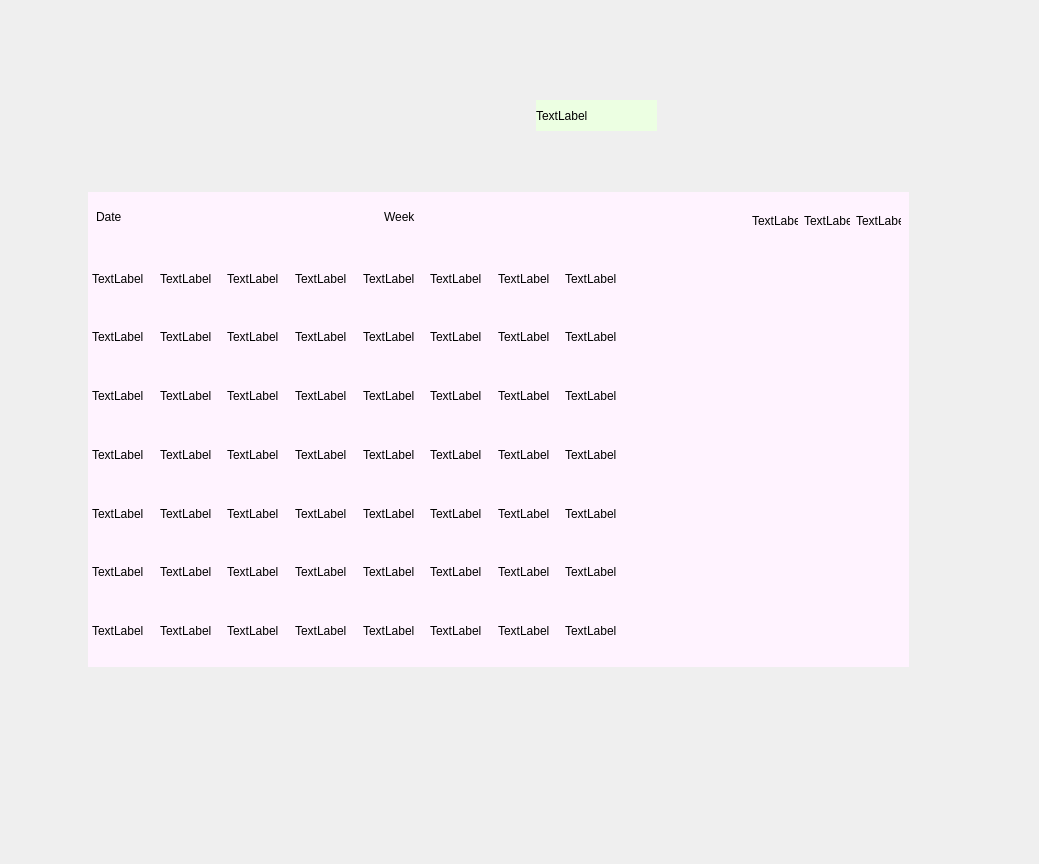
sngo666/sngoToolBox, file app/calendar.ui: the form before one commit.
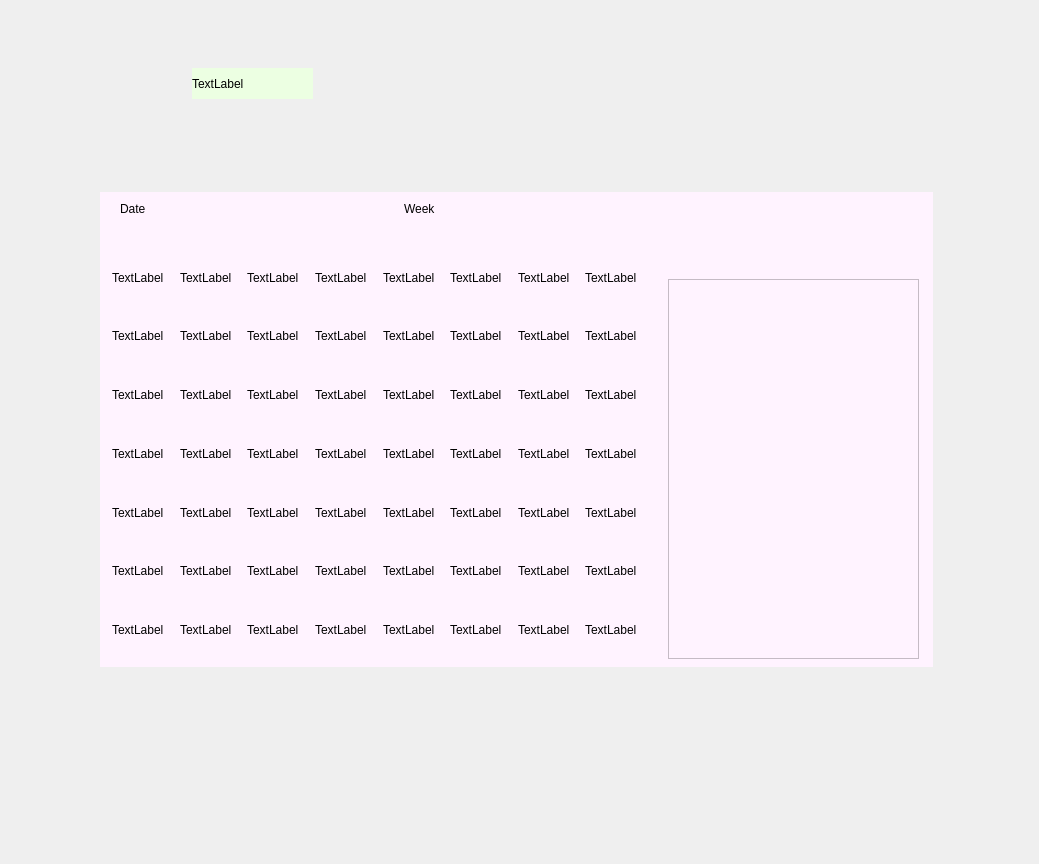
The form after the commit. Custom widgets are drawn as their Qt base class.

Diff of the .ui file:
```diff
--- a/app/calendar.ui
+++ b/app/calendar.ui
@@ -16,9 +16,9 @@
   <widget class="QWidget" name="calendarWidget" native="true">
    <property name="geometry">
     <rect>
-     <x>88</x>
+     <x>100</x>
      <y>192</y>
-     <width>821</width>
+     <width>833</width>
      <height>475</height>
     </rect>
    </property>
@@ -28,29 +28,53 @@
    <widget class="QWidget" name="noteWidget" native="true">
     <property name="geometry">
      <rect>
-      <x>560</x>
-      <y>50</y>
-      <width>253</width>
-      <height>417</height>
+      <x>564</x>
+      <y>48</y>
+      <width>261</width>
+      <height>425</height>
      </rect>
     </property>
     <widget class="QWidget" name="verticalLayoutWidget">
      <property name="geometry">
       <rect>
-       <x>0</x>
-       <y>0</y>
+       <x>4</x>
+       <y>8</y>
        <width>253</width>
-       <height>417</height>
+       <height>413</height>
       </rect>
      </property>
-     <layout class="QVBoxLayout" name="noteMenu"/>
+     <layout class="QVBoxLayout" name="noteMenu" stretch="1,15">
+      <item>
+       <widget class="QWidget" name="noteWidgetMenu" native="true"/>
+      </item>
+      <item>
+       <widget class="QWidget" name="noteList" native="true">
+        <widget class="QListWidget" name="noteListWidget">
+         <property name="geometry">
+          <rect>
+           <x>0</x>
+           <y>0</y>
+           <width>251</width>
+           <height>380</height>
+          </rect>
+         </property>
+         <property name="verticalScrollMode">
+          <enum>QAbstractItemView::ScrollPerPixel</enum>
+         </property>
+         <property name="horizontalScrollMode">
+          <enum>QAbstractItemView::ScrollPerPixel</enum>
+         </property>
+        </widget>
+       </widget>
+      </item>
+     </layout>
     </widget>
    </widget>
    <widget class="QWidget" name="calendarFormWidget" native="true">
     <property name="geometry">
      <rect>
-      <x>0</x>
-      <y>49</y>
+      <x>8</x>
+      <y>48</y>
       <width>551</width>
       <height>425</height>
      </rect>
@@ -475,8 +499,8 @@
    <widget class="QLabel" name="Datelabel">
     <property name="geometry">
      <rect>
-      <x>8</x>
-      <y>8</y>
+      <x>20</x>
+      <y>0</y>
       <width>281</width>
       <height>33</height>
      </rect>
@@ -488,8 +512,8 @@
    <widget class="QLabel" name="weekLabel">
     <property name="geometry">
      <rect>
-      <x>296</x>
-      <y>8</y>
+      <x>304</x>
+      <y>0</y>
       <width>253</width>
       <height>33</height>
      </rect>
@@ -501,8 +525,8 @@
    <widget class="QWidget" name="menuBar" native="true">
     <property name="geometry">
      <rect>
-      <x>664</x>
-      <y>8</y>
+      <x>672</x>
+      <y>0</y>
       <width>149</width>
       <height>41</height>
      </rect>
@@ -516,25 +540,25 @@
        <height>41</height>
       </rect>
      </property>
-     <layout class="QHBoxLayout" name="horizontalLayout">
+     <layout class="QHBoxLayout" name="horizontalLayout" stretch="1,1,1">
       <item>
        <widget class="QLabel" name="label_2">
         <property name="text">
-         <string>TextLabel</string>
+         <string/>
         </property>
        </widget>
       </item>
       <item>
        <widget class="QLabel" name="label_3">
         <property name="text">
-         <string>TextLabel</string>
+         <string/>
         </property>
        </widget>
       </item>
       <item>
        <widget class="QLabel" name="label_4">
         <property name="text">
-         <string>TextLabel</string>
+         <string/>
         </property>
        </widget>
       </item>
@@ -545,8 +569,8 @@
   <widget class="QLabel" name="label">
    <property name="geometry">
     <rect>
-     <x>536</x>
-     <y>100</y>
+     <x>192</x>
+     <y>68</y>
      <width>121</width>
      <height>31</height>
     </rect>
@@ -559,6 +583,16 @@
     <string>TextLabel</string>
    </property>
   </widget>
+  <widget class="QWidget" name="widget" native="true">
+   <property name="geometry">
+    <rect>
+     <x>388</x>
+     <y>40</y>
+     <width>251</width>
+     <height>120</height>
+    </rect>
+   </property>
+  </widget>
  </widget>
  <customwidgets>
   <customwidget>
```
